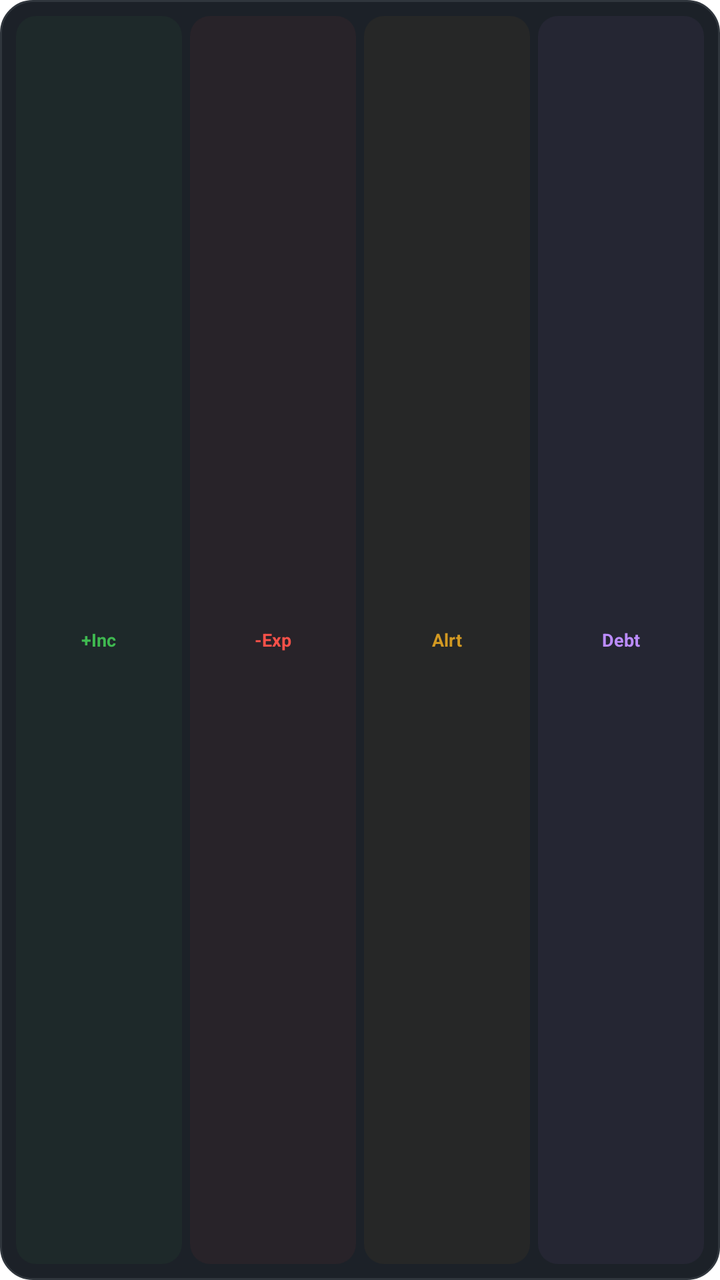
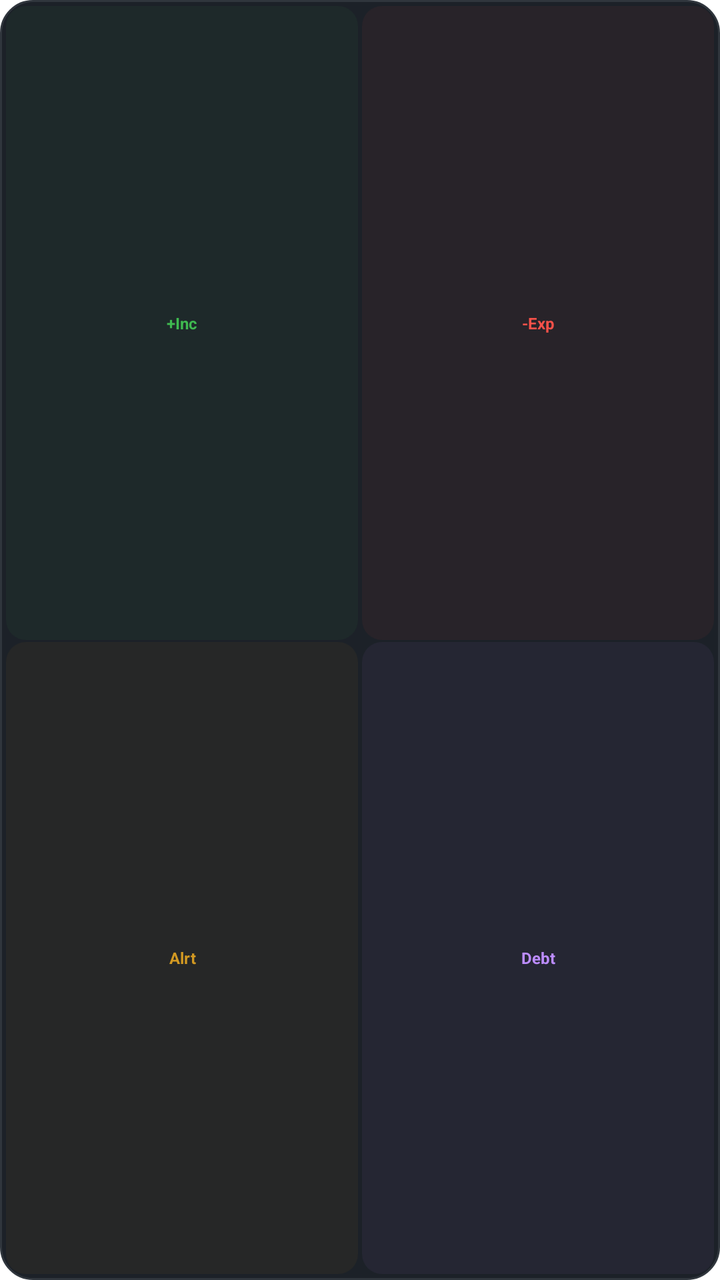

Before-and-after screenshots of an Android layout around one commit, followed by the original layout XML and the change that was made.
<!-- AndroidManifest.xml: fallback theme Theme.MaterialComponents.DayNight.NoActionBar -->
<!-- res/layout/widget_quick_actions.xml -->
<?xml version="1.0" encoding="utf-8"?>
<LinearLayout xmlns:android="http://schemas.android.com/apk/res/android"
    android:layout_width="match_parent"
    android:layout_height="match_parent"
    android:orientation="vertical"
    android:padding="8dp"
    android:background="@drawable/widget_background">

    <LinearLayout
        android:layout_width="match_parent"
        android:layout_height="match_parent"
        android:orientation="horizontal"
        android:gravity="center_vertical">

        <TextView
            android:id="@+id/btn_add_income"
            android:layout_width="0dp"
            android:layout_height="match_parent"
            android:layout_weight="1"
            android:layout_marginEnd="2dp"
            android:background="@drawable/widget_chip_green"
            android:padding="4dp"
            android:text="+Inc"
            android:textColor="#3FB950"
            android:textSize="9sp"
            android:textStyle="bold"
            android:gravity="center" />

        <TextView
            android:id="@+id/btn_add_expense"
            android:layout_width="0dp"
            android:layout_height="match_parent"
            android:layout_weight="1"
            android:layout_marginStart="2dp"
            android:layout_marginEnd="2dp"
            android:background="@drawable/widget_chip_red"
            android:padding="4dp"
            android:text="-Exp"
            android:textColor="#F85149"
            android:textSize="9sp"
            android:textStyle="bold"
            android:gravity="center" />

        <TextView
            android:id="@+id/btn_add_alert"
            android:layout_width="0dp"
            android:layout_height="match_parent"
            android:layout_weight="1"
            android:layout_marginStart="2dp"
            android:layout_marginEnd="2dp"
            android:background="@drawable/widget_chip_orange"
            android:padding="4dp"
            android:text="Alrt"
            android:textColor="#D29922"
            android:textSize="9sp"
            android:textStyle="bold"
            android:gravity="center" />

        <TextView
            android:id="@+id/btn_add_debt"
            android:layout_width="0dp"
            android:layout_height="match_parent"
            android:layout_weight="1"
            android:layout_marginStart="2dp"
            android:background="@drawable/widget_chip_purple"
            android:padding="4dp"
            android:text="Debt"
            android:textColor="#BC8CFF"
            android:textSize="9sp"
            android:textStyle="bold"
            android:gravity="center" />

    </LinearLayout>

</LinearLayout>
<!-- resources referenced by this layout -->
<resources>
  <!-- drawable widget_background (drawable) -->
  <?xml version="1.0" encoding="utf-8"?>
  <shape xmlns:android="http://schemas.android.com/apk/res/android"
      android:shape="rectangle">
      <solid android:color="#1C2128" />
      <corners android:radius="16dp" />
      <stroke android:width="1dp" android:color="#30363D" />
  </shape>
  <!-- drawable widget_chip_green (drawable) -->
  <?xml version="1.0" encoding="utf-8"?>
  <shape xmlns:android="http://schemas.android.com/apk/res/android" android:shape="rectangle">
      <solid android:color="#0D3FB950" />
      <corners android:radius="10dp" />
  </shape>
  <!-- drawable widget_chip_orange (drawable) -->
  <?xml version="1.0" encoding="utf-8"?>
  <shape xmlns:android="http://schemas.android.com/apk/res/android" android:shape="rectangle">
      <solid android:color="#0DD29922" />
      <corners android:radius="10dp" />
  </shape>
  <!-- drawable widget_chip_purple (drawable) -->
  <?xml version="1.0" encoding="utf-8"?>
  <shape xmlns:android="http://schemas.android.com/apk/res/android" android:shape="rectangle">
      <solid android:color="#0DBC8CFF" />
      <corners android:radius="10dp" />
  </shape>
  <!-- drawable widget_chip_red (drawable) -->
  <?xml version="1.0" encoding="utf-8"?>
  <shape xmlns:android="http://schemas.android.com/apk/res/android" android:shape="rectangle">
      <solid android:color="#0DF85149" />
      <corners android:radius="10dp" />
  </shape>
</resources>

<!-- the commit's change to res/layout/widget_quick_actions.xml (unified diff, before → after) -->
@@ -3,26 +3,26 @@
     android:layout_width="match_parent"
     android:layout_height="match_parent"
     android:orientation="vertical"
-    android:padding="8dp"
+    android:padding="3dp"
     android:background="@drawable/widget_background">
 
     <LinearLayout
         android:layout_width="match_parent"
-        android:layout_height="match_parent"
-        android:orientation="horizontal"
-        android:gravity="center_vertical">
+        android:layout_height="0dp"
+        android:layout_weight="1"
+        android:orientation="horizontal">
 
         <TextView
             android:id="@+id/btn_add_income"
             android:layout_width="0dp"
             android:layout_height="match_parent"
             android:layout_weight="1"
-            android:layout_marginEnd="2dp"
+            android:layout_marginEnd="1dp"
             android:background="@drawable/widget_chip_green"
-            android:padding="4dp"
+            android:padding="3dp"
             android:text="+Inc"
             android:textColor="#3FB950"
-            android:textSize="9sp"
+            android:textSize="8sp"
             android:textStyle="bold"
             android:gravity="center" />
 
@@ -31,28 +31,35 @@
             android:layout_width="0dp"
             android:layout_height="match_parent"
             android:layout_weight="1"
-            android:layout_marginStart="2dp"
-            android:layout_marginEnd="2dp"
+            android:layout_marginStart="1dp"
             android:background="@drawable/widget_chip_red"
-            android:padding="4dp"
+            android:padding="3dp"
             android:text="-Exp"
             android:textColor="#F85149"
-            android:textSize="9sp"
+            android:textSize="8sp"
             android:textStyle="bold"
             android:gravity="center" />
+
+    </LinearLayout>
+
+    <LinearLayout
+        android:layout_width="match_parent"
+        android:layout_height="0dp"
+        android:layout_weight="1"
+        android:orientation="horizontal">
 
         <TextView
             android:id="@+id/btn_add_alert"
             android:layout_width="0dp"
             android:layout_height="match_parent"
             android:layout_weight="1"
-            android:layout_marginStart="2dp"
-            android:layout_marginEnd="2dp"
+            android:layout_marginEnd="1dp"
+            android:layout_marginTop="1dp"
             android:background="@drawable/widget_chip_orange"
-            android:padding="4dp"
+            android:padding="3dp"
             android:text="Alrt"
             android:textColor="#D29922"
-            android:textSize="9sp"
+            android:textSize="8sp"
             android:textStyle="bold"
             android:gravity="center" />
 
@@ -61,12 +68,13 @@
             android:layout_width="0dp"
             android:layout_height="match_parent"
             android:layout_weight="1"
-            android:layout_marginStart="2dp"
+            android:layout_marginStart="1dp"
+            android:layout_marginTop="1dp"
             android:background="@drawable/widget_chip_purple"
-            android:padding="4dp"
+            android:padding="3dp"
             android:text="Debt"
             android:textColor="#BC8CFF"
-            android:textSize="9sp"
+            android:textSize="8sp"
             android:textStyle="bold"
             android:gravity="center" />
 
